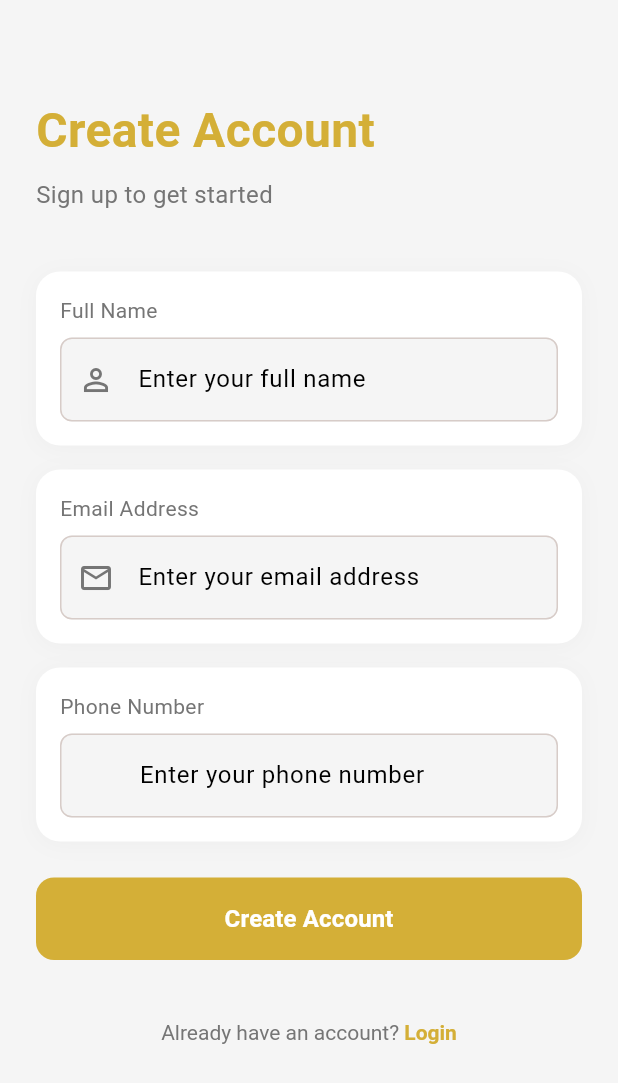
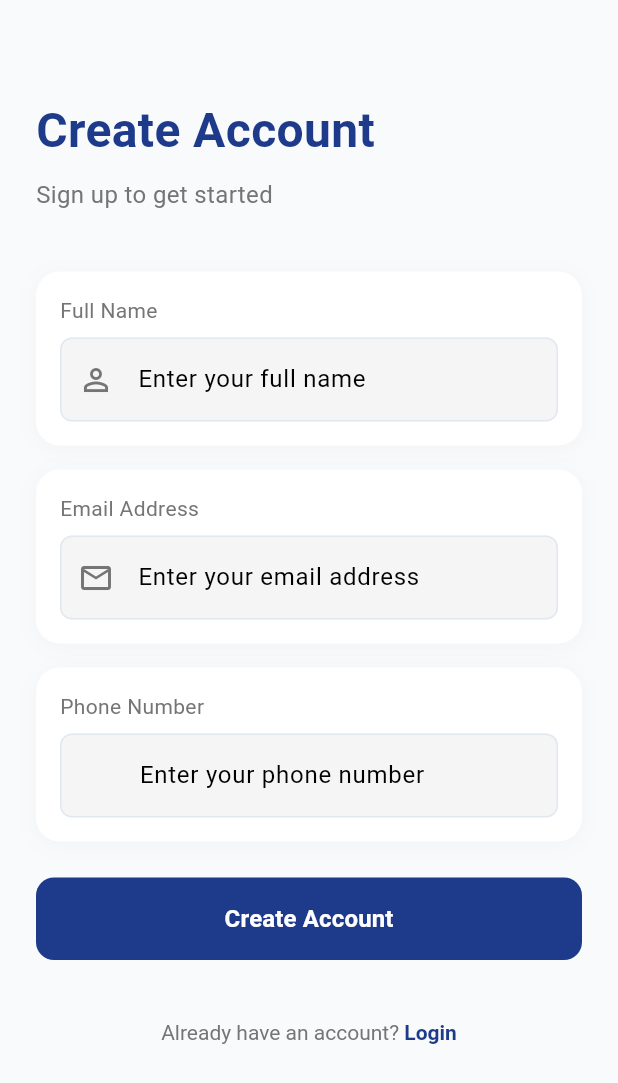
Before and after one commit to hjvnb786/hassanjewellers, a Flutter app: the screen it shows after launch, on a phone screen of 412 x 824 dp. Shown: the top 1083 px of the screen. Run offline on Flutter 3.47's test engine with Material 3 defaults, Android fonts, the phone set to English and light mode, and no system bars; our stand-ins replace cloud_firestore, firebase_auth, firebase_core, share_plus, shared_preferences, shimmer and 1 more; missing offline and left inert: ntp; accounts and stored records are empty.

Commit message:
Finalize Modern Jewelry Blue color palette - Selected Modern Jewelry Blue as the preferred theme after testing multiple palettes - Deep Blue (#1E3A8A) primary color with gold accents - Professional and trustworthy appearance perfect for jewelry/savings app - Consistent color usage throughout app with AppColors constants - SchemeItem now uses centralized color system for brand consistency

```diff
--- a/lib/Utils/Constants/colors.dart
+++ b/lib/Utils/Constants/colors.dart
@@ -1,77 +1,77 @@
 import 'package:flutter/material.dart';
 
 class AppColors {
-  // Primary Colors - Gold Theme
-  static const Color primary = Color(0xFFD4AF37); // Classic Gold
-  static const Color primaryLight = Color(0xFFE5C76B); // Light Gold
-  static const Color primaryDark = Color(0xFFB38728); // Dark Gold
+  // Primary Colors - Modern Jewelry Blue
+  static const Color primary = Color(0xFF1E3A8A); // Deep Blue
+  static const Color primaryLight = Color(0xFF3B82F6); // Bright Blue
+  static const Color primaryDark = Color(0xFF1E40AF); // Darker Blue
 
-  // Secondary Colors - Rich Accents
-  static const Color secondary = Color(0xFF8B4513); // Saddle Brown
-  static const Color secondaryLight = Color(0xFFA0522D); // Sienna
-  static const Color secondaryDark = Color(0xFF654321); // Dark Brown
+  // Secondary Colors - Gold Accents
+  static const Color secondary = Color(0xFFF59E0B); // Amber Gold
+  static const Color secondaryLight = Color(0xFFFBBF24); // Light Gold
+  static const Color secondaryDark = Color(0xFFD97706); // Dark Gold
 
   // Status Colors
-  static const Color success = Color(0xFF2E7D32); // Forest Green
-  static const Color successLight = Color(0xFF4CAF50); // Light Green
-  static const Color error = Color(0xFFC62828); // Deep Red
-  static const Color errorLight = Color(0xFFE53935); // Light Red
-  static const Color warning = Color(0xFFFFA000); // Amber
-  static const Color warningLight = Color(0xFFFFB74D); // Light Amber
+  static const Color success = Color(0xFF059669); // Emerald Green
+  static const Color successLight = Color(0xFF10B981); // Light Green
+  static const Color error = Color(0xFFDC2626); // Red
+  static const Color errorLight = Color(0xFFEF4444); // Light Red
+  static const Color warning = Color(0xFFF59E0B); // Amber
+  static const Color warningLight = Color(0xFFFBBF24); // Light Amber
 
   // Neutral Colors - Elegant Grays
-  static const Color background = Color(0xFFF5F5F5); // Light Gray Background
-  static const Color surface = Color(0xFFFFF8E1); // Warm White
-  static const Color text = Color(0xFF2C1810); // Deep Brown Text
-  static const Color textSecondary = Color(0xFF5D4037); // Brown Gray
-  static const Color divider = Color(0xFFD7CCC8); // Warm Gray
+  static const Color background = Color(0xFFF8FAFC); // Cool White Background
+  static const Color surface = Color(0xFFFFFFFF); // Pure White
+  static const Color text = Color(0xFF1E293B); // Slate Gray Text
+  static const Color textSecondary = Color(0xFF64748B); // Medium Gray
+  static const Color divider = Color(0xFFE2E8F0); // Light Gray
 
   // Progress Colors
-  static const Color progressBackground = Color(0xFFE0E0E0);
-  static const Color progressValue = Color(0xFFD4AF37); // Gold
+  static const Color progressBackground = Color(0xFFE2E8F0);
+  static const Color progressValue = Color(0xFF1E3A8A); // Deep Blue
 
   // Card Colors
-  static const Color cardBackground = Color(0xFFFFF8E1); // Warm White
+  static const Color cardBackground = Color(0xFFFFFFFF); // Pure White
   static const Color cardShadow = Color(0x1A000000);
 
   // Button Colors
-  static const Color buttonPrimary = Color(0xFFD4AF37); // Gold
-  static const Color buttonPrimaryText = Color(0xFF2C1810); // Deep Brown
-  static const Color buttonSecondary = Color(0xFFE0E0E0);
-  static const Color buttonSecondaryText = Color(0xFF2C1810);
+  static const Color buttonPrimary = Color(0xFF1E3A8A); // Deep Blue
+  static const Color buttonPrimaryText = Color(0xFFFFFFFF); // White
+  static const Color buttonSecondary = Color(0xFFF1F5F9);
+  static const Color buttonSecondaryText = Color(0xFF1E293B);
 
   // Input Colors
-  static const Color inputBorder = Color(0xFFD7CCC8);
-  static const Color inputBackground = Color(0xFFFFF8E1);
-  static const Color inputText = Color(0xFF2C1810);
-  static const Color inputPlaceholder = Color(0xFF8D6E63);
+  static const Color inputBorder = Color(0xFFE2E8F0);
+  static const Color inputBackground = Color(0xFFFFFFFF);
+  static const Color inputText = Color(0xFF1E293B);
+  static const Color inputPlaceholder = Color(0xFF94A3B8);
 
   // Icon Colors
-  static const Color iconPrimary = Color(0xFFD4AF37); // Gold
-  static const Color iconSecondary = Color(0xFF8D6E63);
-  static const Color iconDisabled = Color(0xFFD7CCC8);
+  static const Color iconPrimary = Color(0xFF1E3A8A); // Deep Blue
+  static const Color iconSecondary = Color(0xFF64748B);
+  static const Color iconDisabled = Color(0xFFCBD5E1);
 
   // Gradient Colors
   static const List<Color> primaryGradient = [
-    Color(0xFFD4AF37), // Gold
-    Color(0xFFB38728), // Dark Gold
+    Color(0xFF1E3A8A), // Deep Blue
+    Color(0xFF3B82F6), // Bright Blue
   ];
 
   // Status-specific Colors
-  static const Color paidStatus = Color(0xFF2E7D32); // Forest Green
-  static const Color pendingStatus = Color(0xFFD4AF37); // Gold
-  static const Color upcomingStatus = Color(0xFF8D6E63); // Brown Gray
+  static const Color paidStatus = Color(0xFF059669); // Emerald Green
+  static const Color pendingStatus = Color(0xFFF59E0B); // Amber Gold
+  static const Color upcomingStatus = Color(0xFF64748B); // Medium Gray
 
   // Shadow Colors
   static const Color shadowLight = Color(0x1A000000);
   static const Color shadowMedium = Color(0x33000000);
   static const Color shadowDark = Color(0x4D000000);
 
-  // Additional Gold Theme Colors
-  static const Color goldAccent = Color(0xFFFFD700); // Bright Gold
-  static const Color goldLight = Color(0xFFFFF8E1); // Warm White
-  static const Color goldDark = Color(0xFFB38728); // Dark Gold
-  static const Color goldBrown = Color(0xFF8B4513); // Saddle Brown
-  static const Color goldCream = Color(0xFFFFF8E1); // Cream
-  static const Color goldBronze = Color(0xFFCD7F32); // Bronze
+  // Additional Blue Theme Colors
+  static const Color blueAccent = Color(0xFF3B82F6); // Bright Blue
+  static const Color blueLight = Color(0xFFF8FAFC); // Cool White
+  static const Color blueDark = Color(0xFF1E40AF); // Dark Blue
+  static const Color blueBrown = Color(0xFFF59E0B); // Amber Gold
+  static const Color blueCream = Color(0xFFF8FAFC); // Cool White
+  static const Color blueBronze = Color(0xFFF59E0B); // Amber Gold
 }
--- a/lib/Widgets/scheme_item.dart
+++ b/lib/Widgets/scheme_item.dart
@@ -1,5 +1,6 @@
 import 'package:flutter/material.dart';
 import 'package:hassanjewellers/Screens/scheme_progress_screen.dart';
+import 'package:hassanjewellers/Utils/Constants/colors.dart';
 
 class SchemeItem extends StatelessWidget {
   final String id;
@@ -43,7 +44,7 @@ class SchemeItem extends StatelessWidget {
 
   // Get color based on progress
   Color getProgressColor(double progressPercentage) {
-    return const Color(0xFFD4AF37); // App's primary gold color
+    return AppColors.primary; // Use app's primary color
   }
 
   // Get icon based on progress
@@ -124,10 +125,10 @@ class SchemeItem extends StatelessWidget {
                       children: [
                         Text(
                           name,
-                          style: const TextStyle(
+                          style: TextStyle(
                             fontSize: 18,
                             fontWeight: FontWeight.bold,
-                            color: Colors.black87,
+                            color: AppColors.text,
                           ),
                           maxLines: 1,
                           overflow: TextOverflow.ellipsis,
@@ -137,7 +138,7 @@ class SchemeItem extends StatelessWidget {
                           amount,
                           style: TextStyle(
                             fontSize: 16,
-                            color: Colors.grey[600],
+                            color: AppColors.textSecondary,
                             fontWeight: FontWeight.w500,
                           ),
                         ),
@@ -164,7 +165,7 @@ class SchemeItem extends StatelessWidget {
                   // Clickable indicator
                   Icon(
                     Icons.chevron_right,
-                    color: Colors.grey[400],
+                    color: AppColors.textSecondary,
                     size: 20,
                   ),
                 ],
@@ -177,7 +178,7 @@ class SchemeItem extends StatelessWidget {
                 child: LinearProgressIndicator(
                   value: progressPercentage,
                   minHeight: 8,
-                  backgroundColor: Colors.grey[200],
+                  backgroundColor: AppColors.progressBackground,
                   valueColor: AlwaysStoppedAnimation<Color>(progressColor),
                 ),
               ),
@@ -199,7 +200,7 @@ class SchemeItem extends StatelessWidget {
                         '$progressNumber of 12 installments paid',
                         style: TextStyle(
                           fontSize: 14,
-                          color: Colors.grey[600],
+                          color: AppColors.textSecondary,
                         ),
                       ),
                     ],
```
